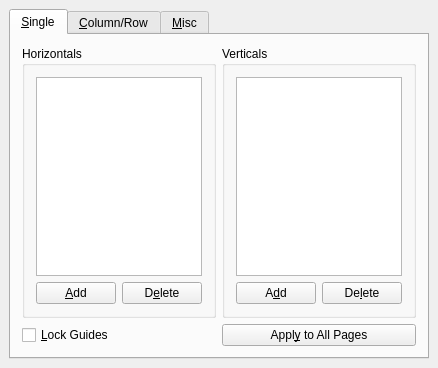
The window that scribus/ui/guidemanager.ui (scribusproject/scribus) describes before a commit, drawn with Qt 5.
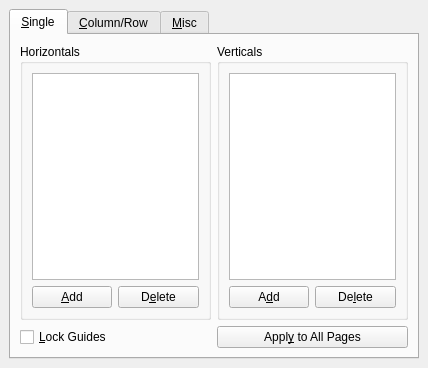
The same window after the commit. Custom widgets are drawn as their Qt base class.

Commit message: #16453: Unify margins and spacing for dialogs, set 3 <bubu>

```diff
--- a/scribus/ui/guidemanager.ui
+++ b/scribus/ui/guidemanager.ui
@@ -8,7 +8,7 @@
    <rect>
     <x>0</x>
     <y>0</y>
-    <width>432</width>
+    <width>428</width>
     <height>368</height>
    </rect>
   </property>
@@ -38,6 +38,18 @@
        <string>&amp;Single</string>
       </attribute>
       <layout class="QGridLayout">
+       <property name="leftMargin">
+        <number>9</number>
+       </property>
+       <property name="topMargin">
+        <number>9</number>
+       </property>
+       <property name="rightMargin">
+        <number>9</number>
+       </property>
+       <property name="bottomMargin">
+        <number>9</number>
+       </property>
        <item row="0" column="0" colspan="2">
         <layout class="QHBoxLayout">
          <item>
@@ -456,7 +468,6 @@
    </item>
   </layout>
  </widget>
- <layoutdefault spacing="6" margin="11"/>
  <customwidgets>
   <customwidget>
    <class>ScrSpinBox</class>
```
Left out of the diff: 24 changed lines with no effect on the pictures. The commit also changes 5 other files.
